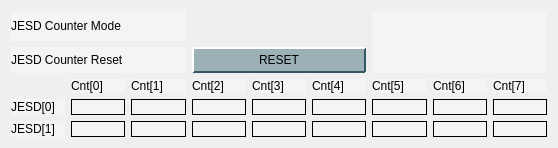
Above: new_look/jesd.ui from cristinasewell/ATCA_PyDM_Screens before the change. Below: the same form after it.
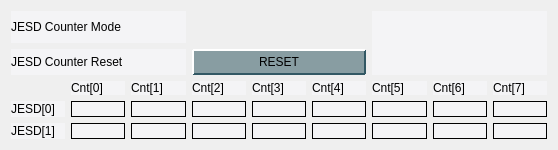
That is the form after the change. Custom widgets are drawn as their Qt base class.

Commit message: MNT - change pushButtons to lighter color when pressed, change QMenu as well

Diff of the .ui file:
```diff
--- a/new_look/jesd.ui
+++ b/new_look/jesd.ui
@@ -7,7 +7,7 @@
     <x>0</x>
     <y>0</y>
     <width>558</width>
-    <height>148</height>
+    <height>150</height>
    </rect>
   </property>
   <property name="windowTitle">
@@ -41,7 +41,7 @@
 }
 
 QPushButton {
-    background-color: rgb(156,177,182);
+    background-color: rgb(136,157,162);
     border-color: rgb(212,228,233) rgb(50,88,100) rgb(50,88,100) rgb(212,228,233);
     border-style: outset;
     border-radius: 1px;
@@ -58,7 +58,7 @@
 	border-color: rgb(50,88,100) rgb(212,228,233) rgb(212,228,233) rgb(50,88,100);
 }
 QPushButton:checked{
-    background-color: rgb(178,190,194);
+    background-color: rgb(208,229,232);
     border-style: inset;
     border-width: 2px;
 	border-color:  rgb(112,134,142) rgb(229,233,235) rgb(239,233,235) rgb(112,134,142);
```
Left out of the diff: 2 changed lines with no effect on the pictures. The commit also changes 6 other files.
